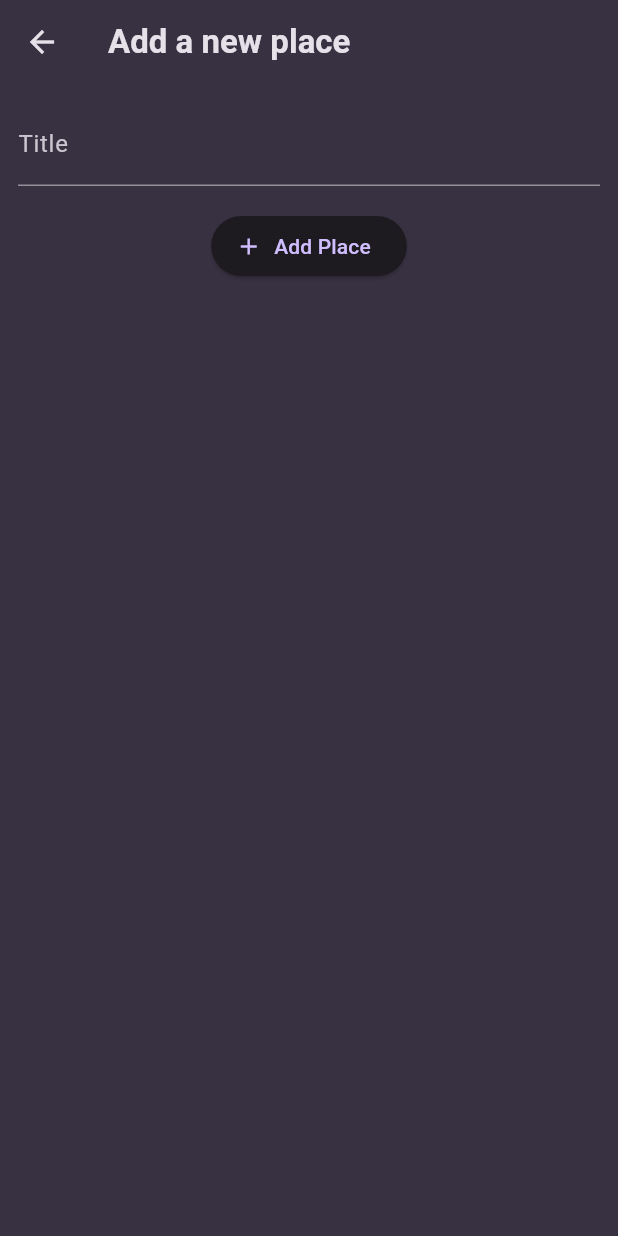
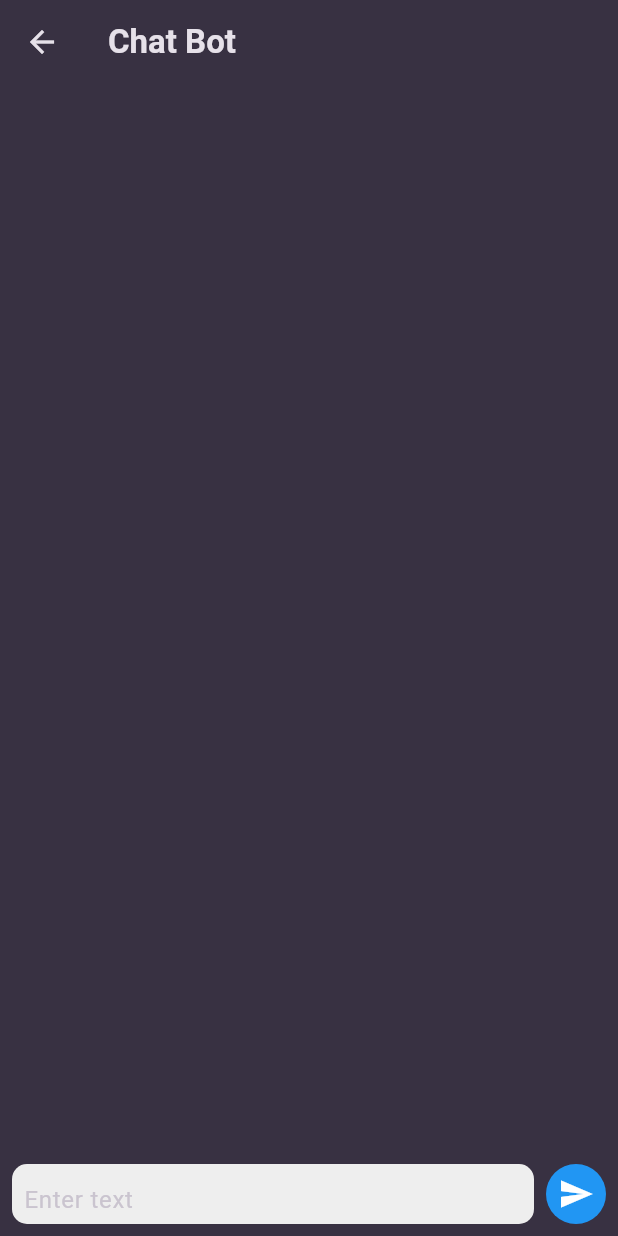
Before and after one commit to San-43/Favorite-Places-App, a Flutter app: the screen it shows after launch, after a tap on the "add" icon, on a phone screen of 412 x 824 dp. Run offline on Flutter 3.47's test engine with Material 3 defaults, Android fonts, the phone set to English and light mode, and no system bars; our stand-ins replace chat_bubbles, flutter_dotenv, flutter_riverpod, google_fonts.

```diff
--- /dev/null
+++ b/lib/chat_bot/chat_screen.dart
@@ -0,0 +1,187 @@
+import 'dart:convert';
+import 'package:chat_bubbles/bubbles/bubble_normal.dart';
+import 'package:flutter/material.dart';
+import 'package:flutter_dotenv/flutter_dotenv.dart';
+import 'package:http/http.dart' as http;
+
+import 'message.dart';
+
+class ChatScreen extends StatefulWidget {
+  const ChatScreen({super.key});
+
+  @override
+  State<ChatScreen> createState() => _ChatScreenState();
+}
+
+class _ChatScreenState extends State<ChatScreen> {
+  TextEditingController controller = TextEditingController();
+  ScrollController scrollController = ScrollController();
+
+  List<Message> msgs = [];
+
+  bool isTyping = false;
+
+  void sendMsg() async {
+    String text = controller.text;
+    final apiKey =
+        dotenv.env['OPENAI_API_KEY']; // Replace with your OpenAI API key
+    controller.clear();
+
+    try {
+      if (text.isNotEmpty) {
+        setState(() {
+          msgs.insert(0, Message(true, text));
+          isTyping = true;
+        });
+
+        scrollController.animateTo(
+          0.0,
+          duration: const Duration(seconds: 1),
+          curve: Curves.easeOut,
+        );
+
+        var response = await http.post(
+          Uri.parse("https://api.openai.com/v1/chat/completions"),
+          headers: {
+            "Authorization": "Bearer $apiKey",
+            "Content-Type": "application/json",
+          },
+          body: jsonEncode({
+            "model": "gpt-4.1-mini",
+            "messages": [
+              {"role": "user", "content": text},
+            ],
+          }),
+        );
+
+        print(response.body);
+
+        if (response.statusCode == 200) {
+          var json = jsonDecode(response.body);
+          setState(() {
+            isTyping = false;
+            msgs.insert(
+              0,
+              Message(
+                false,
+                json["choices"][0]["message"]["content"].toString().trimLeft(),
+              ),
+            );
+          });
+
+          scrollController.animateTo(
+            0.0,
+            duration: const Duration(seconds: 1),
+            curve: Curves.easeOut,
+          );
+        }
+      }
+    } on Exception {
+      ScaffoldMessenger.of(context).showSnackBar(
+        const SnackBar(content: Text("Some error occurred, please try again!")),
+      );
+    }
+  }
+
+  @override
+  Widget build(BuildContext context) {
+    return Scaffold(
+      appBar: AppBar(title: const Text("Chat Bot")),
+      resizeToAvoidBottomInset: true,
+      body: SafeArea(
+        child: Column(
+          children: [
+            const SizedBox(height: 8),
+            Expanded(
+              child: ListView.builder(
+                controller: scrollController,
+                itemCount: msgs.length,
+                shrinkWrap: true,
+                reverse: true,
+                itemBuilder: (context, index) {
+                  return Padding(
+                    padding: const EdgeInsets.symmetric(vertical: 4),
+                    child:
+                        isTyping && index == 0
+                            ? Column(
+                              children: [
+                                BubbleNormal(
+                                  text: msgs[0].msg,
+                                  isSender: true,
+                                  color: Colors.blue.shade100,
+                                ),
+                                const Padding(
+                                  padding: EdgeInsets.only(left: 16, top: 4),
+                                  child: Align(
+                                    alignment: Alignment.centerLeft,
+                                    child: Text("Typing..."),
+                                  ),
+                                ),
+                              ],
+                            )
+                            : BubbleNormal(
+                              text: msgs[index].msg,
+                              isSender: msgs[index].isSender,
+                              color:
+                                  msgs[index].isSender
+                                      ? Colors.blue.shade100
+                                      : Colors.grey.shade200,
+                            ),
+                  );
+                },
+              ),
+            ),
+            Row(
+              children: [
+                Expanded(
+                  child: Padding(
+                    padding: const EdgeInsets.all(8.0),
+                    child: Container(
+                      width: double.infinity,
+                      height: 40,
+                      decoration: BoxDecoration(
+                        color: Colors.grey[200],
+                        borderRadius: BorderRadius.circular(10),
+                      ),
+                      child: Padding(
+                        padding: const EdgeInsets.symmetric(horizontal: 8),
+                        child: TextField(
+                          controller: controller,
+                          textCapitalization: TextCapitalization.sentences,
+                          onSubmitted: (value) {
+                            sendMsg();
+                          },
+                          textInputAction: TextInputAction.send,
+                          showCursor: true,
+                          decoration: const InputDecoration(
+                            border: InputBorder.none,
+                            hintText: "Enter text",
+                          ),
+                        ),
+                      ),
+                    ),
+                  ),
+                ),
+                InkWell(
+                  onTap: () {
+                    sendMsg();
+                  },
+                  child: Container(
+                    height: 40,
+                    width: 40,
+                    decoration: BoxDecoration(
+                      color: Colors.blue,
+                      borderRadius: BorderRadius.circular(30),
+                    ),
+                    child: const Icon(Icons.send, color: Colors.white),
+                  ),
+                ),
+                const SizedBox(width: 8),
+              ],
+            ),
+          ],
+        ),
+      ),
+    );
+  }
+}
--- /dev/null
+++ b/lib/chat_bot/message.dart
@@ -0,0 +1,6 @@
+class Message {
+  Message(this.isSender, this.msg);
+
+  final bool isSender;
+  final String msg;
+}
--- a/lib/main.dart
+++ b/lib/main.dart
@@ -1,5 +1,6 @@
 import 'package:favorite_places_app/screens/places.dart';
 import 'package:flutter/material.dart';
+import 'package:flutter_dotenv/flutter_dotenv.dart';
 import 'package:flutter_riverpod/flutter_riverpod.dart';
 
 import 'package:google_fonts/google_fonts.dart';
@@ -20,7 +21,8 @@ final theme = ThemeData().copyWith(
   ),
 );
 
-void main() {
+Future main() async {
+  await dotenv.load(fileName: ".env");
   runApp(ProviderScope(child: const MyApp()));
 }
 
--- a/lib/screens/add_place.dart
+++ b/lib/screens/add_place.dart
@@ -1,4 +1,5 @@
 import 'package:favorite_places_app/providers/user_places.dart';
+import 'package:favorite_places_app/widgets/image_input.dart';
 import 'package:flutter/material.dart';
 import 'package:flutter_riverpod/flutter_riverpod.dart';
 
@@ -14,7 +15,7 @@ class _AddPlaceScreenState extends ConsumerState<AddPlaceScreen> {
 
   void _savePlace() {
     final enteredTitle = _titleController.text;
-    if (enteredTitle.isEmpty){
+    if (enteredTitle.isEmpty) {
       return;
     }
 
@@ -41,6 +42,8 @@ class _AddPlaceScreenState extends ConsumerState<AddPlaceScreen> {
               controller: _titleController,
               style: TextStyle(color: Theme.of(context).colorScheme.onSurface),
             ),
+            const SizedBox(height: 10),
+            ImageInput(),
             const SizedBox(height: 16),
             ElevatedButton.icon(
               onPressed: _savePlace,
--- a/lib/screens/places.dart
+++ b/lib/screens/places.dart
@@ -1,3 +1,4 @@
+import 'package:favorite_places_app/chat_bot/chat_screen.dart';
 import 'package:favorite_places_app/providers/user_places.dart';
 import 'package:favorite_places_app/screens/add_place.dart';
 import 'package:favorite_places_app/widgets/places_list.dart';
@@ -18,7 +19,7 @@ class PlacesScreen extends ConsumerWidget {
           IconButton(
             onPressed: () {
               Navigator.of(context).push(
-                MaterialPageRoute(builder: (ctx) => const AddPlaceScreen()),
+                MaterialPageRoute(builder: (ctx) => const ChatScreen()),
               );
             },
             icon: Icon(Icons.add),
```
Also changed, not shown: lib/widgets/places_list.dart (+8 -0 lines), pubspec.yaml (+6 -1 lines), pubspec.lock, 2 other files.
